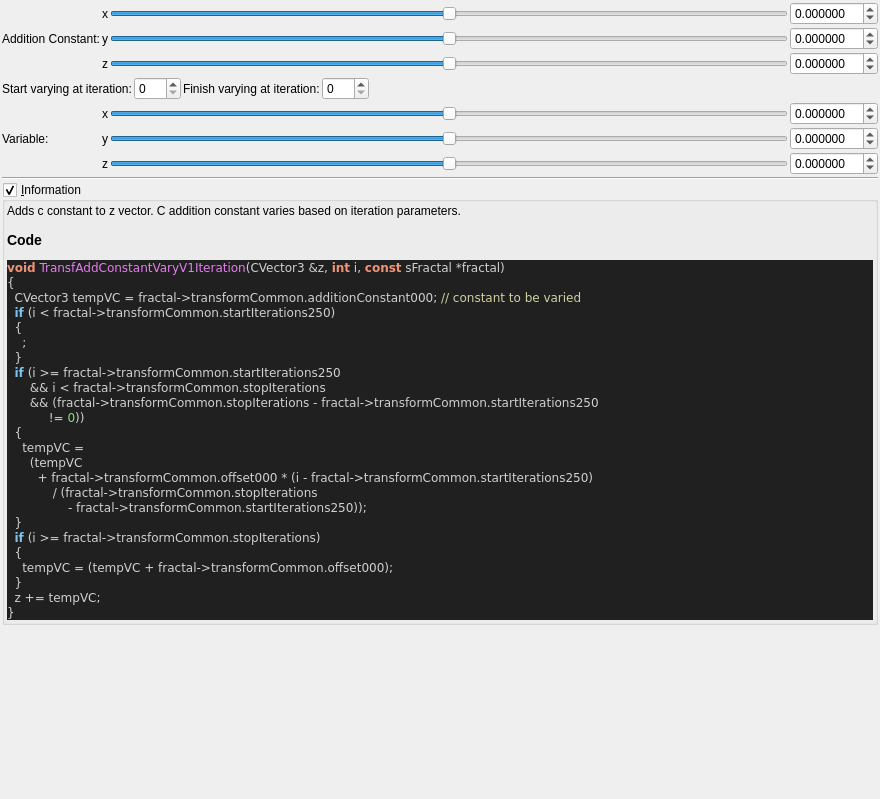
Qt form mandelbulber2/formula/ui/fractal_transf_add_constant_vary_v1.ui (buddhi1980/mandelbulber2) before a commit.
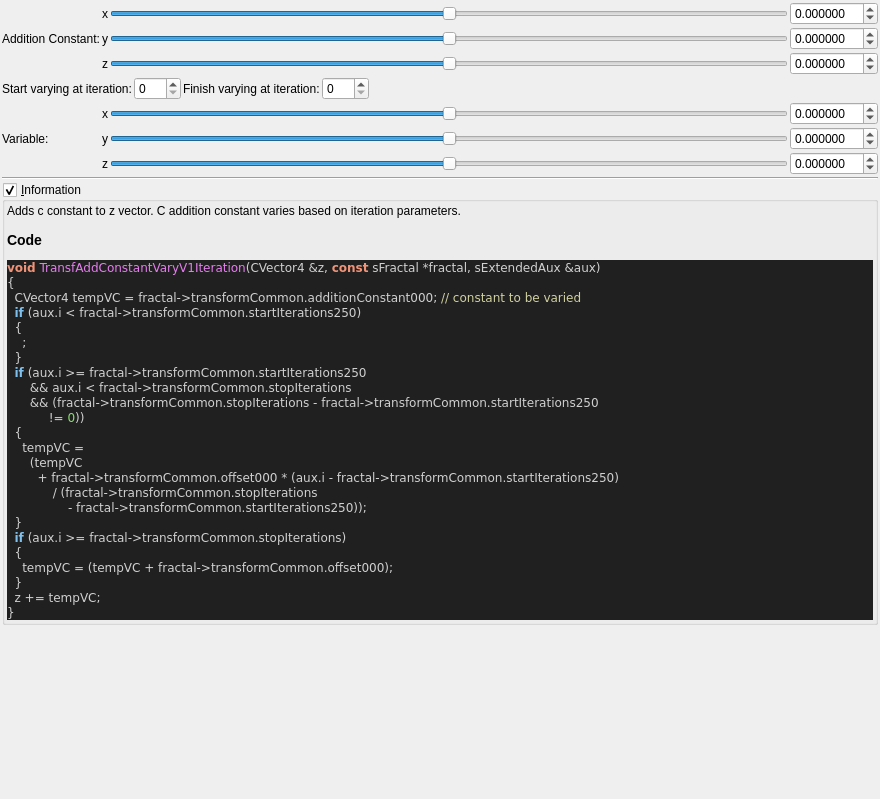
The same form after that commit. Custom widgets are drawn as their Qt base class.

The edit to the form file:
```diff
--- a/mandelbulber2/formula/ui/fractal_transf_add_constant_vary_v1.ui
+++ b/mandelbulber2/formula/ui/fractal_transf_add_constant_vary_v1.ui
@@ -490,25 +490,25 @@
 &lt;/table&gt;
 &lt;h3&gt;Code&lt;/h3&gt;
 &lt;body style=&quot;background-color:#202020&quot;&gt;
-&lt;pre style=&quot;color:#d0d0d0; background-color:#202020;  font-family:'Courier New',monospace;&quot;&gt;&lt;span style=&quot;color:#f09479; font-weight:bold&quot;&gt;void&lt;/span&gt; &lt;span style=&quot;color:#e47eed&quot;&gt;TransfAddConstantVaryV1Iteration&lt;/span&gt;&lt;span style=&quot;color:#d0d0d0&quot;&gt;(&lt;/span&gt;CVector3 &lt;span style=&quot;color:#d0d0d0&quot;&gt;&amp;amp;&lt;/span&gt;z&lt;span style=&quot;color:#d0d0d0&quot;&gt;,&lt;/span&gt; &lt;span style=&quot;color:#f09479; font-weight:bold&quot;&gt;int&lt;/span&gt; i&lt;span style=&quot;color:#d0d0d0&quot;&gt;,&lt;/span&gt; &lt;span style=&quot;color:#f09479; font-weight:bold&quot;&gt;const&lt;/span&gt; sFractal &lt;span style=&quot;color:#d0d0d0&quot;&gt;*&lt;/span&gt;fractal&lt;span style=&quot;color:#d0d0d0&quot;&gt;)&lt;/span&gt;
+&lt;pre style=&quot;color:#d0d0d0; background-color:#202020;  font-family:'Courier New',monospace;&quot;&gt;&lt;span style=&quot;color:#f09479; font-weight:bold&quot;&gt;void&lt;/span&gt; &lt;span style=&quot;color:#e47eed&quot;&gt;TransfAddConstantVaryV1Iteration&lt;/span&gt;&lt;span style=&quot;color:#d0d0d0&quot;&gt;(&lt;/span&gt;CVector4 &lt;span style=&quot;color:#d0d0d0&quot;&gt;&amp;amp;&lt;/span&gt;z&lt;span style=&quot;color:#d0d0d0&quot;&gt;,&lt;/span&gt; &lt;span style=&quot;color:#f09479; font-weight:bold&quot;&gt;const&lt;/span&gt; sFractal &lt;span style=&quot;color:#d0d0d0&quot;&gt;*&lt;/span&gt;fractal&lt;span style=&quot;color:#d0d0d0&quot;&gt;,&lt;/span&gt; sExtendedAux &lt;span style=&quot;color:#d0d0d0&quot;&gt;&amp;amp;&lt;/span&gt;aux&lt;span style=&quot;color:#d0d0d0&quot;&gt;)&lt;/span&gt;
 &lt;span style=&quot;color:#d0d0d0&quot;&gt;{&lt;/span&gt;
-  CVector3 tempVC &lt;span style=&quot;color:#d0d0d0&quot;&gt;=&lt;/span&gt; fractal&lt;span style=&quot;color:#d0d0d0&quot;&gt;-&amp;gt;&lt;/span&gt;transformCommon&lt;span style=&quot;color:#d0d0d0&quot;&gt;.&lt;/span&gt;additionConstant000&lt;span style=&quot;color:#d0d0d0&quot;&gt;;&lt;/span&gt; &lt;span style=&quot;color:#d0d0a0&quot;&gt;// constant to be varied&lt;/span&gt;
-  &lt;span style=&quot;color:#7ec0ee; font-weight:bold&quot;&gt;if&lt;/span&gt; &lt;span style=&quot;color:#d0d0d0&quot;&gt;(&lt;/span&gt;i &lt;span style=&quot;color:#d0d0d0&quot;&gt;&amp;lt;&lt;/span&gt; fractal&lt;span style=&quot;color:#d0d0d0&quot;&gt;-&amp;gt;&lt;/span&gt;transformCommon&lt;span style=&quot;color:#d0d0d0&quot;&gt;.&lt;/span&gt;startIterations250&lt;span style=&quot;color:#d0d0d0&quot;&gt;)&lt;/span&gt;
+  CVector4 tempVC &lt;span style=&quot;color:#d0d0d0&quot;&gt;=&lt;/span&gt; fractal&lt;span style=&quot;color:#d0d0d0&quot;&gt;-&amp;gt;&lt;/span&gt;transformCommon&lt;span style=&quot;color:#d0d0d0&quot;&gt;.&lt;/span&gt;additionConstant000&lt;span style=&quot;color:#d0d0d0&quot;&gt;;&lt;/span&gt; &lt;span style=&quot;color:#d0d0a0&quot;&gt;// constant to be varied&lt;/span&gt;
+  &lt;span style=&quot;color:#7ec0ee; font-weight:bold&quot;&gt;if&lt;/span&gt; &lt;span style=&quot;color:#d0d0d0&quot;&gt;(&lt;/span&gt;aux&lt;span style=&quot;color:#d0d0d0&quot;&gt;.&lt;/span&gt;i &lt;span style=&quot;color:#d0d0d0&quot;&gt;&amp;lt;&lt;/span&gt; fractal&lt;span style=&quot;color:#d0d0d0&quot;&gt;-&amp;gt;&lt;/span&gt;transformCommon&lt;span style=&quot;color:#d0d0d0&quot;&gt;.&lt;/span&gt;startIterations250&lt;span style=&quot;color:#d0d0d0&quot;&gt;)&lt;/span&gt;
   &lt;span style=&quot;color:#d0d0d0&quot;&gt;{&lt;/span&gt;
     &lt;span style=&quot;color:#d0d0d0&quot;&gt;;&lt;/span&gt;
   &lt;span style=&quot;color:#d0d0d0&quot;&gt;}&lt;/span&gt;
-  &lt;span style=&quot;color:#7ec0ee; font-weight:bold&quot;&gt;if&lt;/span&gt; &lt;span style=&quot;color:#d0d0d0&quot;&gt;(&lt;/span&gt;i &lt;span style=&quot;color:#d0d0d0&quot;&gt;&amp;gt;=&lt;/span&gt; fractal&lt;span style=&quot;color:#d0d0d0&quot;&gt;-&amp;gt;&lt;/span&gt;transformCommon&lt;span style=&quot;color:#d0d0d0&quot;&gt;.&lt;/span&gt;startIterations250
-      &lt;span style=&quot;color:#d0d0d0&quot;&gt;&amp;amp;&amp;amp;&lt;/span&gt; i &lt;span style=&quot;color:#d0d0d0&quot;&gt;&amp;lt;&lt;/span&gt; fractal&lt;span style=&quot;color:#d0d0d0&quot;&gt;-&amp;gt;&lt;/span&gt;transformCommon&lt;span style=&quot;color:#d0d0d0&quot;&gt;.&lt;/span&gt;stopIterations
+  &lt;span style=&quot;color:#7ec0ee; font-weight:bold&quot;&gt;if&lt;/span&gt; &lt;span style=&quot;color:#d0d0d0&quot;&gt;(&lt;/span&gt;aux&lt;span style=&quot;color:#d0d0d0&quot;&gt;.&lt;/span&gt;i &lt;span style=&quot;color:#d0d0d0&quot;&gt;&amp;gt;=&lt;/span&gt; fractal&lt;span style=&quot;color:#d0d0d0&quot;&gt;-&amp;gt;&lt;/span&gt;transformCommon&lt;span style=&quot;color:#d0d0d0&quot;&gt;.&lt;/span&gt;startIterations250
+      &lt;span style=&quot;color:#d0d0d0&quot;&gt;&amp;amp;&amp;amp;&lt;/span&gt; aux&lt;span style=&quot;color:#d0d0d0&quot;&gt;.&lt;/span&gt;i &lt;span style=&quot;color:#d0d0d0&quot;&gt;&amp;lt;&lt;/span&gt; fractal&lt;span style=&quot;color:#d0d0d0&quot;&gt;-&amp;gt;&lt;/span&gt;transformCommon&lt;span style=&quot;color:#d0d0d0&quot;&gt;.&lt;/span&gt;stopIterations
       &lt;span style=&quot;color:#d0d0d0&quot;&gt;&amp;amp;&amp;amp; (&lt;/span&gt;fractal&lt;span style=&quot;color:#d0d0d0&quot;&gt;-&amp;gt;&lt;/span&gt;transformCommon&lt;span style=&quot;color:#d0d0d0&quot;&gt;.&lt;/span&gt;stopIterations &lt;span style=&quot;color:#d0d0d0&quot;&gt;-&lt;/span&gt; fractal&lt;span style=&quot;color:#d0d0d0&quot;&gt;-&amp;gt;&lt;/span&gt;transformCommon&lt;span style=&quot;color:#d0d0d0&quot;&gt;.&lt;/span&gt;startIterations250
            &lt;span style=&quot;color:#d0d0d0&quot;&gt;!=&lt;/span&gt; &lt;span style=&quot;color:#87df71&quot;&gt;0&lt;/span&gt;&lt;span style=&quot;color:#d0d0d0&quot;&gt;))&lt;/span&gt;
   &lt;span style=&quot;color:#d0d0d0&quot;&gt;{&lt;/span&gt;
     tempVC &lt;span style=&quot;color:#d0d0d0&quot;&gt;=&lt;/span&gt;
       &lt;span style=&quot;color:#d0d0d0&quot;&gt;(&lt;/span&gt;tempVC
-        &lt;span style=&quot;color:#d0d0d0&quot;&gt;+&lt;/span&gt; fractal&lt;span style=&quot;color:#d0d0d0&quot;&gt;-&amp;gt;&lt;/span&gt;transformCommon&lt;span style=&quot;color:#d0d0d0&quot;&gt;.&lt;/span&gt;offset000 &lt;span style=&quot;color:#d0d0d0&quot;&gt;* (&lt;/span&gt;i &lt;span style=&quot;color:#d0d0d0&quot;&gt;-&lt;/span&gt; fractal&lt;span style=&quot;color:#d0d0d0&quot;&gt;-&amp;gt;&lt;/span&gt;transformCommon&lt;span style=&quot;color:#d0d0d0&quot;&gt;.&lt;/span&gt;startIterations250&lt;span style=&quot;color:#d0d0d0&quot;&gt;)&lt;/span&gt;
+        &lt;span style=&quot;color:#d0d0d0&quot;&gt;+&lt;/span&gt; fractal&lt;span style=&quot;color:#d0d0d0&quot;&gt;-&amp;gt;&lt;/span&gt;transformCommon&lt;span style=&quot;color:#d0d0d0&quot;&gt;.&lt;/span&gt;offset000 &lt;span style=&quot;color:#d0d0d0&quot;&gt;* (&lt;/span&gt;aux&lt;span style=&quot;color:#d0d0d0&quot;&gt;.&lt;/span&gt;i &lt;span style=&quot;color:#d0d0d0&quot;&gt;-&lt;/span&gt; fractal&lt;span style=&quot;color:#d0d0d0&quot;&gt;-&amp;gt;&lt;/span&gt;transformCommon&lt;span style=&quot;color:#d0d0d0&quot;&gt;.&lt;/span&gt;startIterations250&lt;span style=&quot;color:#d0d0d0&quot;&gt;)&lt;/span&gt;
             &lt;span style=&quot;color:#d0d0d0&quot;&gt;/ (&lt;/span&gt;fractal&lt;span style=&quot;color:#d0d0d0&quot;&gt;-&amp;gt;&lt;/span&gt;transformCommon&lt;span style=&quot;color:#d0d0d0&quot;&gt;.&lt;/span&gt;stopIterations
                 &lt;span style=&quot;color:#d0d0d0&quot;&gt;-&lt;/span&gt; fractal&lt;span style=&quot;color:#d0d0d0&quot;&gt;-&amp;gt;&lt;/span&gt;transformCommon&lt;span style=&quot;color:#d0d0d0&quot;&gt;.&lt;/span&gt;startIterations250&lt;span style=&quot;color:#d0d0d0&quot;&gt;));&lt;/span&gt;
   &lt;span style=&quot;color:#d0d0d0&quot;&gt;}&lt;/span&gt;
-  &lt;span style=&quot;color:#7ec0ee; font-weight:bold&quot;&gt;if&lt;/span&gt; &lt;span style=&quot;color:#d0d0d0&quot;&gt;(&lt;/span&gt;i &lt;span style=&quot;color:#d0d0d0&quot;&gt;&amp;gt;=&lt;/span&gt; fractal&lt;span style=&quot;color:#d0d0d0&quot;&gt;-&amp;gt;&lt;/span&gt;transformCommon&lt;span style=&quot;color:#d0d0d0&quot;&gt;.&lt;/span&gt;stopIterations&lt;span style=&quot;color:#d0d0d0&quot;&gt;)&lt;/span&gt;
+  &lt;span style=&quot;color:#7ec0ee; font-weight:bold&quot;&gt;if&lt;/span&gt; &lt;span style=&quot;color:#d0d0d0&quot;&gt;(&lt;/span&gt;aux&lt;span style=&quot;color:#d0d0d0&quot;&gt;.&lt;/span&gt;i &lt;span style=&quot;color:#d0d0d0&quot;&gt;&amp;gt;=&lt;/span&gt; fractal&lt;span style=&quot;color:#d0d0d0&quot;&gt;-&amp;gt;&lt;/span&gt;transformCommon&lt;span style=&quot;color:#d0d0d0&quot;&gt;.&lt;/span&gt;stopIterations&lt;span style=&quot;color:#d0d0d0&quot;&gt;)&lt;/span&gt;
   &lt;span style=&quot;color:#d0d0d0&quot;&gt;{&lt;/span&gt;
     tempVC &lt;span style=&quot;color:#d0d0d0&quot;&gt;= (&lt;/span&gt;tempVC &lt;span style=&quot;color:#d0d0d0&quot;&gt;+&lt;/span&gt; fractal&lt;span style=&quot;color:#d0d0d0&quot;&gt;-&amp;gt;&lt;/span&gt;transformCommon&lt;span style=&quot;color:#d0d0d0&quot;&gt;.&lt;/span&gt;offset000&lt;span style=&quot;color:#d0d0d0&quot;&gt;);&lt;/span&gt;
   &lt;span style=&quot;color:#d0d0d0&quot;&gt;}&lt;/span&gt;
```
